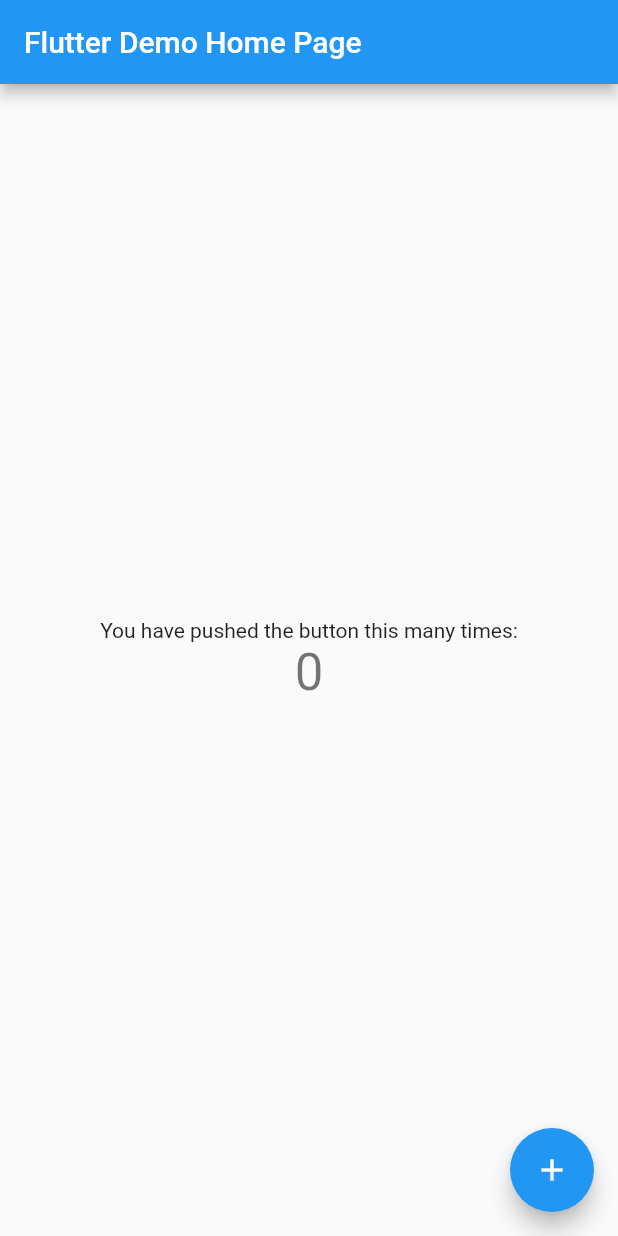
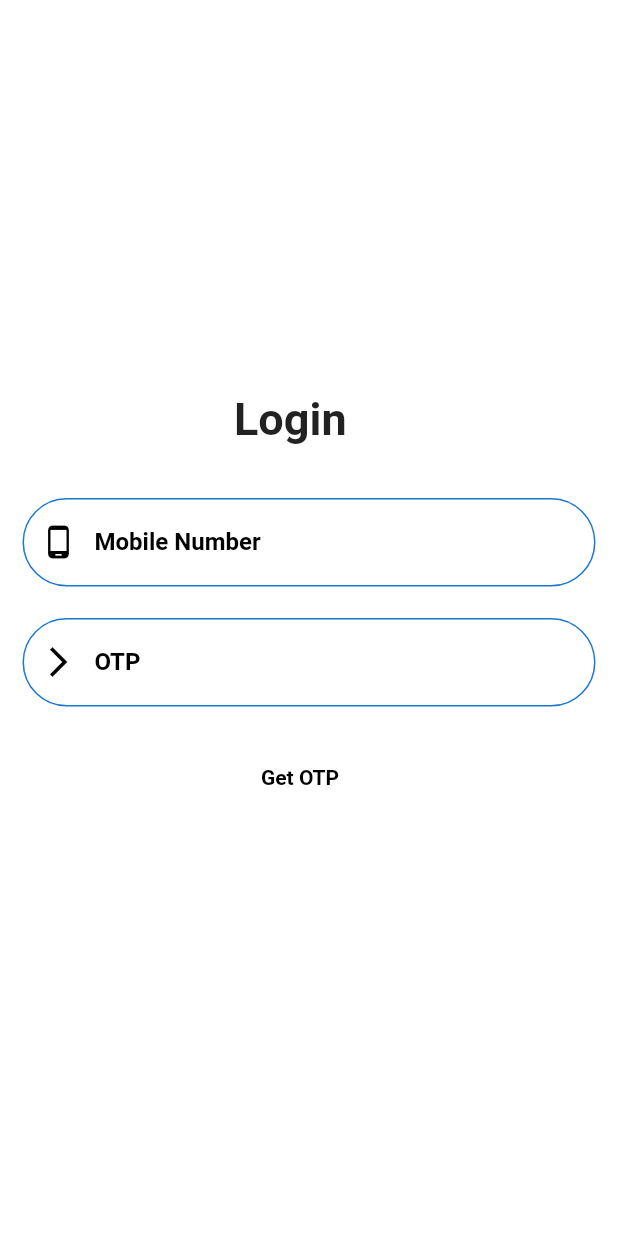
Before and after one commit to softjech/teamrapport, a Flutter app: the screen it shows after launch, on a phone screen of 412 x 824 dp. Run offline on Flutter 3.47's test engine with Material 2 defaults, Android fonts, the phone set to English and light mode, and no system bars; our stand-ins replace firebase_auth; accounts and stored records are empty; Roboto replaces fonts that are missing (DM Mono).

Commit message:
Login Page

```diff
--- /dev/null
+++ b/lib/AuthService.dart
@@ -0,0 +1,37 @@
+import 'package:firebase_auth/firebase_auth.dart';
+import 'package:flutter/cupertino.dart';
+import 'package:flutter/material.dart';
+import 'package:teamrapport/login/loginScreen.dart';
+
+class AuthService {
+  handleAuth() {
+    return StreamBuilder(
+        stream: FirebaseAuth.instance.onAuthStateChanged,
+        builder: (context, snapshot) {
+          if (snapshot.hasData) {
+            return Scaffold(
+              body: Container(
+                child: FlatButton.icon(onPressed: signOut, icon: Icon(Icons.clear),label: Text('Sign Out'),),
+              ),
+            );
+          } else {
+            return LoginScreen();
+          }
+        });
+  }
+
+  signInWithOtp(smsCode, verId) {
+    AuthCredential authCredential = PhoneAuthProvider.getCredential(
+        verificationId: verId, smsCode: smsCode);
+    signIn(authCredential);
+  }
+
+  signIn(AuthCredential authCredential) {
+    FirebaseAuth.instance.signInWithCredential(authCredential);
+    print(authCredential);
+  }
+
+  signOut() {
+    FirebaseAuth.instance.signOut();
+  }
+}
--- /dev/null
+++ b/lib/constants.dart
@@ -0,0 +1,26 @@
+import 'package:flutter/cupertino.dart';
+import 'package:flutter/material.dart';
+
+const kTextInputBorder = OutlineInputBorder(
+  borderRadius: BorderRadius.all(
+    Radius.circular(30),
+  ),
+  borderSide: BorderSide(
+      style: BorderStyle.solid,
+      color: CupertinoDynamicColor.withBrightness(
+          color: Color(0xFF1976D2), darkColor: Color(0xFF0D47A1))),
+);
+
+const kTextStyle = TextStyle(
+  color: Colors.black,
+  fontFamily: 'DM Mono',
+  fontWeight: FontWeight.bold,
+  fontSize: 25,
+  decoration: TextDecoration.none,
+);
+const kLabelStyle = TextStyle(
+  color: Colors.black,
+  fontFamily: 'DM Mono',
+  fontWeight: FontWeight.bold,
+  decoration: TextDecoration.none,
+);
--- /dev/null
+++ b/lib/login/loginScreen.dart
@@ -0,0 +1,175 @@
+import 'dart:ui';
+import 'package:flutter/cupertino.dart';
+import 'package:flutter/material.dart';
+import 'package:flutter/services.dart';
+import 'package:firebase_auth/firebase_auth.dart';
+import '../AuthService.dart';
+import '../constants.dart';
+
+String number, otp;
+
+class LoginScreen extends StatefulWidget {
+  @override
+  _LoginScreenState createState() => _LoginScreenState();
+}
+
+class _LoginScreenState extends State<LoginScreen> {
+  String otp, smsCode;
+  TextEditingController code = TextEditingController();
+  bool codeSent = false;
+  @override
+  Widget build(BuildContext context) {
+    Orientation orientation = MediaQuery.of(context).orientation;
+    Size size = MediaQuery.of(context).size;
+    return Scaffold(
+      backgroundColor: Colors.white,
+      body: ListView(
+        shrinkWrap: true,
+        children: <Widget>[
+          Container(
+            width: size.width,
+            height: size.height,
+            child: BackdropFilter(
+              filter: ImageFilter.blur(sigmaX: 2, sigmaY: 2),
+              child: Stack(
+                children: <Widget>[
+                  Positioned(
+                    top: orientation == Orientation.portrait
+                        ? (size.height / 2) - 150
+                        : (size.height / 2) - 90,
+                    left: orientation == Orientation.portrait
+                        ? (size.width / 2) - 50
+                        : (size.width / 2) - 45,
+                    child: Container(
+                      child: Text(
+                        'Login',
+                        style: TextStyle(
+                          fontSize: 30,
+                          fontFamily: 'DM Mono',
+                          fontWeight: FontWeight.bold,
+                        ),
+                      ),
+                    ),
+                  ),
+                  Positioned(
+                    top: orientation == Orientation.portrait
+                        ? (size.height / 2) - 80
+                        : (size.height / 2) - 40,
+                    child: Container(
+                      width: size.width,
+                      padding: EdgeInsets.symmetric(horizontal: 15),
+                      child: TextField(
+                        onChanged: (values) {
+                          number = values;
+                        },
+                        decoration: InputDecoration(
+                          hintText: '7123456789',
+                          hintStyle: TextStyle(fontFamily: 'DM Mono'),
+                          enabledBorder: kTextInputBorder,
+                          focusedBorder: kTextInputBorder,
+                          prefixIcon: Icon(
+                            Icons.phone_android,
+                            color: Colors.black,
+                          ),
+                          labelText: 'Mobile Number',
+                          labelStyle: TextStyle(
+                              color: Colors.black,
+                              fontFamily: 'DM Mono',
+                              fontWeight: FontWeight.bold),
+                        ),
+                      ),
+                    ),
+                  ),
+                  Positioned(
+                    top: orientation == Orientation.portrait
+                        ? (size.height / 2)
+                        : (size.height / 2) + 40,
+                    child: Container(
+                      width: size.width,
+                      padding: EdgeInsets.symmetric(horizontal: 15),
+                      child: TextField(
+                        onChanged: (value) {
+                          smsCode = value;
+                        },
+                        controller: code,
+                        decoration: InputDecoration(
+                          hintText: 'OTP',
+                          hintStyle: TextStyle(fontFamily: 'DM Mono'),
+                          enabledBorder: kTextInputBorder,
+                          focusedBorder: kTextInputBorder,
+                          prefixIcon: Icon(
+                            Icons.arrow_forward_ios,
+                            color: Colors.black,
+                          ),
+                          labelText: 'OTP',
+                          labelStyle: TextStyle(
+                              color: Colors.black,
+                              fontFamily: 'DM Mono',
+                              fontWeight: FontWeight.bold),
+                        ),
+                        keyboardType: TextInputType.number,
+                      ),
+                    ),
+                  ),
+                  Positioned(
+                    bottom: orientation == Orientation.portrait
+                        ? (size.height / 2) - 130
+                        : (size.height / 2) - 170,
+                    left: orientation == Orientation.portrait
+                        ? (size.width / 2) - 50
+                        : (size.width / 2) - 45,
+                    child: FlatButton(
+                      onPressed: () {
+                        number = '+91' + number;
+                        codeSent
+                            ? AuthService().signInWithOtp(smsCode, otp)
+                            : verify(number);
+                      },
+                      child: Text(
+                        codeSent ? 'Verify' : 'Get OTP',
+                        style: TextStyle(
+                            color: Colors.black,
+                            fontFamily: 'DM Mono',
+                            fontWeight: FontWeight.bold),
+                      ),
+                    ),
+                  ),
+                ],
+              ),
+            ),
+          )
+        ],
+      ),
+    );
+  }
+
+  //Code to verify number
+  Future<void> verify(phoneNo) async {
+    final PhoneVerificationCompleted verified = (AuthCredential authResult) {
+      AuthService().signIn(authResult);
+    };
+    final PhoneVerificationFailed verificationFailed =
+        (AuthException authException) {
+      print('${authException.message}');
+    };
+    final PhoneCodeSent smsSent = (String verId, [int forceResend]) {
+      this.otp = verId;
+      print(otp);
+      setState(() {
+        codeSent = true; //In case number is not in the mobile
+      });
+    };
+
+    final PhoneCodeAutoRetrievalTimeout autoTimeout = (String verId) {
+      this.otp = verId;
+      print(otp);
+    };
+    await FirebaseAuth.instance.verifyPhoneNumber(
+        phoneNumber: phoneNo,
+        timeout: Duration(seconds: 5),
+        verificationCompleted: verified,
+        verificationFailed: verificationFailed,
+        codeSent: smsSent,
+        codeAutoRetrievalTimeout: autoTimeout);
+  }
+}
--- a/lib/main.dart
+++ b/lib/main.dart
@@ -1,117 +1,21 @@
 import 'package:flutter/material.dart';
+import 'AuthService.dart';
 
 void main() {
   runApp(MyApp());
 }
 
 class MyApp extends StatelessWidget {
-  // This widget is the root of your application.
   @override
   Widget build(BuildContext context) {
     return MaterialApp(
+      debugShowCheckedModeBanner: false,
       title: 'Flutter Demo',
       theme: ThemeData(
-        // This is the theme of your application.
-        //
-        // Try running your application with "flutter run". You'll see the
-        // application has a blue toolbar. Then, without quitting the app, try
-        // changing the primarySwatch below to Colors.green and then invoke
-        // "hot reload" (press "r" in the console where you ran "flutter run",
-        // or simply save your changes to "hot reload" in a Flutter IDE).
-        // Notice that the counter didn't reset back to zero; the application
-        // is not restarted.
-        primarySwatch: Colors.blue,
-        // This makes the visual density adapt to the platform that you run
-        // the app on. For desktop platforms, the controls will be smaller and
-        // closer together (more dense) than on mobile platforms.
+        primaryColor: Color(0xFFE3F2FD),
         visualDensity: VisualDensity.adaptivePlatformDensity,
       ),
-      home: MyHomePage(title: 'Flutter Demo Home Page'),
+      home: AuthService().handleAuth(),
     );
   }
 }
-
-class MyHomePage extends StatefulWidget {
-  MyHomePage({Key key, this.title}) : super(key: key);
-
-  // This widget is the home page of your application. It is stateful, meaning
-  // that it has a State object (defined below) that contains fields that affect
-  // how it looks.
-
-  // This class is the configuration for the state. It holds the values (in this
-  // case the title) provided by the parent (in this case the App widget) and
-  // used by the build method of the State. Fields in a Widget subclass are
-  // always marked "final".
-
-  final String title;
-
-  @override
-  _MyHomePageState createState() => _MyHomePageState();
-}
-
-class _MyHomePageState extends State<MyHomePage> {
-  int _counter = 0;
-
-  void _incrementCounter() {
-    setState(() {
-      // This call to setState tells the Flutter framework that something has
-      // changed in this State, which causes it to rerun the build method below
-      // so that the display can reflect the updated values. If we changed
-      // _counter without calling setState(), then the build method would not be
-      // called again, and so nothing would appear to happen.
-      _counter++;
-    });
-  }
-
-  @override
-  Widget build(BuildContext context) {
-    // This method is rerun every time setState is called, for instance as done
-    // by the _incrementCounter method above.
-    //
-    // The Flutter framework has been optimized to make rerunning build methods
-    // fast, so that you can just rebuild anything that needs updating rather
-    // than having to individually change instances of widgets.
-    return Scaffold(
-      appBar: AppBar(
-        // Here we take the value from the MyHomePage object that was created by
-        // the App.build method, and use it to set our appbar title.
-        title: Text(widget.title),
-      ),
-      body: Center(
-        // Center is a layout widget. It takes a single child and positions it
-        // in the middle of the parent.
-        child: Column(
-          // Column is also a layout widget. It takes a list of children and
-          // arranges them vertically. By default, it sizes itself to fit its
-          // children horizontally, and tries to be as tall as its parent.
-          //
-          // Invoke "debug painting" (press "p" in the console, choose the
-          // "Toggle Debug Paint" action from the Flutter Inspector in Android
-          // Studio, or the "Toggle Debug Paint" command in Visual Studio Code)
-          // to see the wireframe for each widget.
-          //
-          // Column has various properties to control how it sizes itself and
-          // how it positions its children. Here we use mainAxisAlignment to
-          // center the children vertically; the main axis here is the vertical
-          // axis because Columns are vertical (the cross axis would be
-          // horizontal).
-          mainAxisAlignment: MainAxisAlignment.center,
-          children: <Widget>[
-            Text(
-              'You have pushed the button this many times:',
-            ),
-            Text(
-              '$_counter',
-              style: Theme.of(context).textTheme.headline4,
-            ),
-          ],
-        ),
-      ),
-      floatingActionButton: FloatingActionButton(
-        onPressed: _incrementCounter,
-        tooltip: 'Increment',
-        child: Icon(Icons.add),
-      ), // This trailing comma makes auto-formatting nicer for build methods.
-    );
-  }
-}
--- a/pubspec.yaml
+++ b/pubspec.yaml
@@ -28,6 +28,10 @@
   # The following adds the Cupertino Icons font to your application.
   # Use with the CupertinoIcons class for iOS style icons.
   cupertino_icons: ^0.1.3
+  firebase_auth: ^0.16.0
+  cloud_firestore: ^0.13.5
+  geolocator: ^5.3.1
+
 
 dev_dependencies:
   flutter_test:
```
Also changed, not shown: pubspec.lock, 1 other file.
